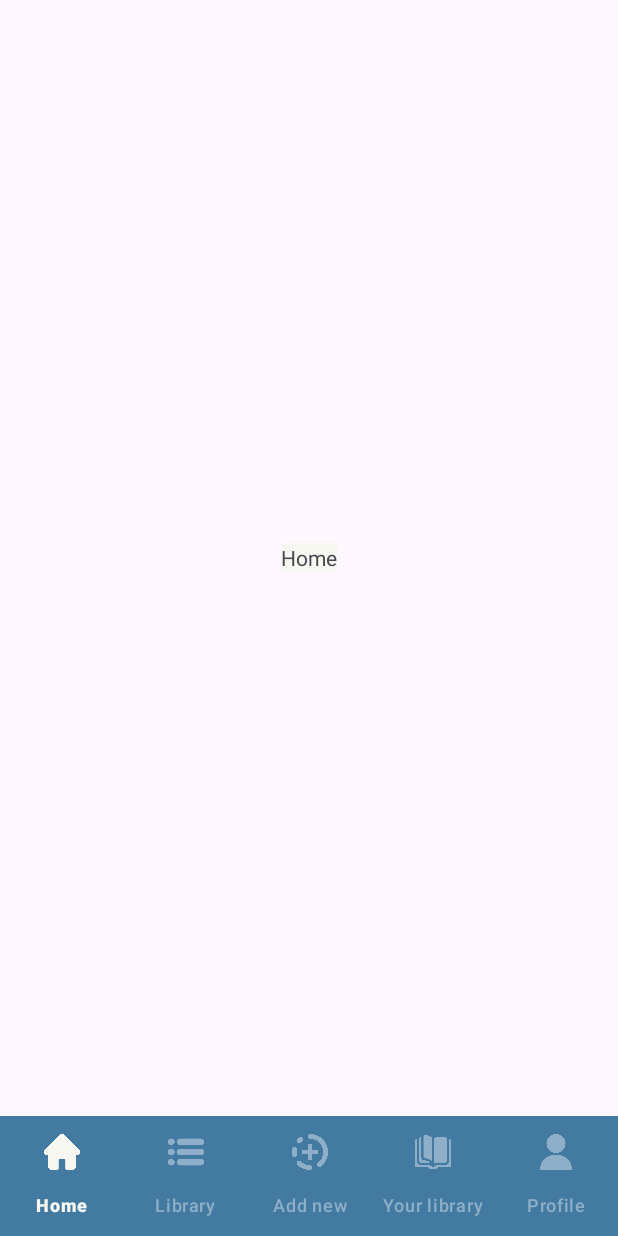
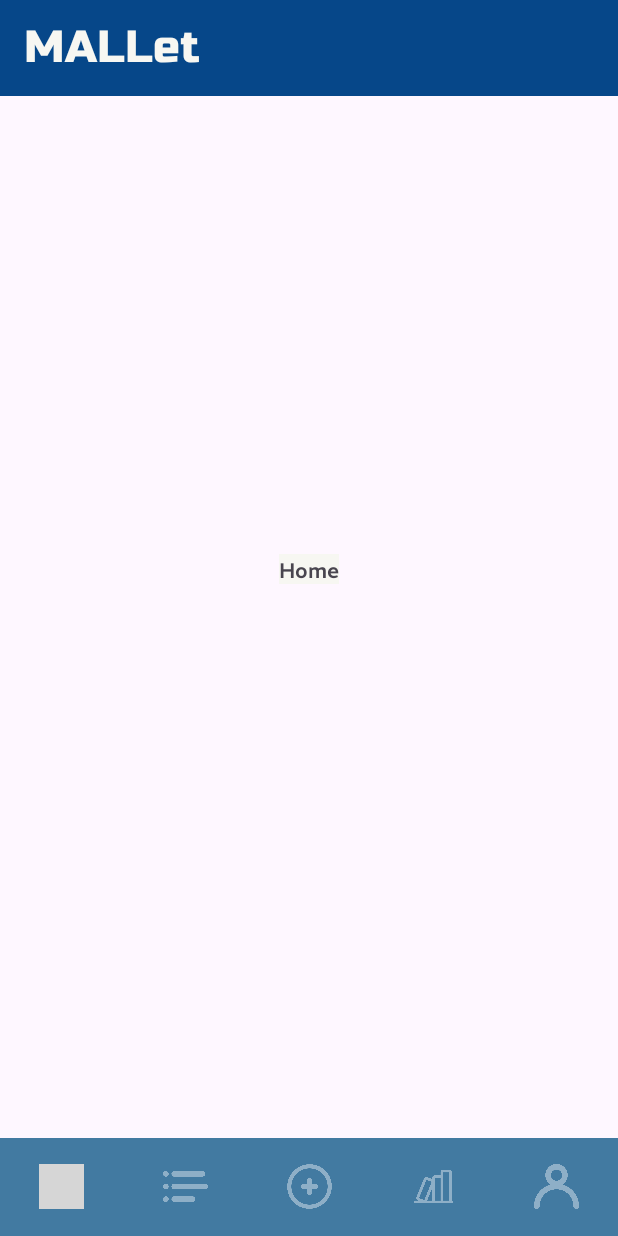
Before and after one commit to nikosiz/MALLet, an Android app: the screen it shows after launch (MainActivity), on a phone screen of 412 x 824 dp. Run offline under Robolectric (Android 15) with nearby library versions, the phone set to English and light mode, and no system bars; grey boxes are pictures that could not be loaded.

Commit message:
Updated bottom navigation bar Created first version of the top bar

```diff
--- a/app/src/main/java/com/example/mallet/MainActivity.java
+++ b/app/src/main/java/com/example/mallet/MainActivity.java
@@ -54,8 +54,8 @@ public class MainActivity extends AppCompatActivity {
     private void replaceFragment(Fragment fragment) {
         FragmentManager fragmentManager = getSupportFragmentManager();
         FragmentTransaction fragmentTransaction = fragmentManager.beginTransaction();
-        // Replace the fragment in the bottom_navigation_frame_layout container with the new fragment
-        fragmentTransaction.replace(R.id.bottom_navigation_frame_layout, fragment);
+        // Replace the fragment in the main_activity_frame_layout container with the new fragment
+        fragmentTransaction.replace(R.id.main_activity_frame_layout, fragment);
         fragmentTransaction.commit();
     }
 
--- a/app/src/main/res/layout/activity_main.xml
+++ b/app/src/main/res/layout/activity_main.xml
@@ -7,7 +7,7 @@
     tools:context=".MainActivity">
 
     <FrameLayout
-        android:id="@+id/bottom_navigation_frame_layout"
+        android:id="@+id/main_activity_frame_layout"
         android:layout_width="0dp"
         android:layout_height="0dp"
         app:layout_constraintBottom_toTopOf="@+id/bottomNavigationView"
@@ -18,13 +18,14 @@
     <com.google.android.material.bottomnavigation.BottomNavigationView
         android:id="@+id/bottomNavigationView"
         android:layout_width="match_parent"
-        android:layout_height="wrap_content"
+        android:layout_height="65dp"
         android:background="@color/secondary_blue_dark"
         app:itemActiveIndicatorStyle="@android:color/transparent"
+        app:itemIconSize="30dp"
         app:itemIconTint="@color/bottom_nav_icons"
         app:itemRippleColor="@color/secondary_blue"
         app:itemTextColor="@color/bottom_nav_icons"
-        app:labelVisibilityMode="labeled"
+        app:labelVisibilityMode="unlabeled"
         app:layout_constraintBottom_toBottomOf="parent"
         app:layout_constraintEnd_toEndOf="parent"
         app:layout_constraintHorizontal_bias="0.0"
--- a/app/src/main/res/layout/fragment_home.xml
+++ b/app/src/main/res/layout/fragment_home.xml
@@ -5,12 +5,31 @@
     android:layout_height="match_parent"
     tools:context=".HomeFragment">
 
-    <!-- TODO: Update blank fragment layout -->
-    <TextView
-        android:layout_width="wrap_content"
+    <androidx.appcompat.widget.Toolbar
+        android:id="@+id/toolbar"
+        android:layout_width="match_parent"
         android:layout_height="wrap_content"
-        android:layout_gravity="center"
-        android:background="@color/white"
-        android:text="Home" />
+        android:background="@color/primary_blue">
 
+        <TextView
+            android:layout_width="match_parent"
+            android:layout_height="wrap_content"
+            android:fontFamily="@font/russo_one_regular"
+            android:text="MALLet"
+            android:textColor="@color/white"
+            android:textSize="30dp" />
+    </androidx.appcompat.widget.Toolbar>
+
+    <FrameLayout
+        android:layout_width="match_parent"
+        android:layout_height="match_parent">
+
+        <!-- TODO: Update blank fragment layout -->
+        <TextView
+            android:layout_width="wrap_content"
+            android:layout_height="wrap_content"
+            android:layout_gravity="center"
+            android:background="@color/white"
+            android:text="Home" />
+    </FrameLayout>
 </FrameLayout>
--- a/app/src/main/res/menu/bottom_nav_menu.xml
+++ b/app/src/main/res/menu/bottom_nav_menu.xml
@@ -5,7 +5,7 @@
         android:id="@+id/bottom_nav_home"
         android:layout_width="wrap_content"
         android:layout_height="wrap_content"
-        android:icon="@drawable/ic_home_filled"
+        android:icon="@drawable/ic_home"
         android:title="Home" />
     <item
         android:id="@+id/bottom_nav_library"
--- /dev/null
+++ b/app/src/main/res/menu/top_menu.xml
@@ -0,0 +1,4 @@
+<?xml version="1.0" encoding="utf-8"?>
+<menu xmlns:android="http://schemas.android.com/apk/res/android">
+
+</menu>
--- a/app/src/main/res/values-night/themes.xml
+++ b/app/src/main/res/values-night/themes.xml
@@ -3,5 +3,15 @@
     <style name="Base.Theme.MALLet" parent="Theme.Material3.DayNight.NoActionBar">
         <!-- Customize your dark theme here. -->
         <!-- <item name="colorPrimary">@color/my_dark_primary</item> -->
+        <item name="android:statusBarColor">@color/primary_blue</item>
+
+    </style>
+
+    <style name="SplashTheme" parent="Theme.MaterialComponents.Light.NoActionBar">
+        <item name="android:windowBackground">@drawable/splash_background</item>
+        <item name="colorPrimary">@color/primary_blue</item>
+        <item name="colorPrimaryDark">@color/secondary_blue_dark</item>
+        <item name="colorAccent">@color/red</item>
+        <item name="android:statusBarColor">@color/primary_blue</item>
     </style>
 </resources>
--- a/app/src/main/res/values/themes.xml
+++ b/app/src/main/res/values/themes.xml
@@ -3,6 +3,8 @@
     <style name="Base.Theme.MALLet" parent="Theme.Material3.DayNight.NoActionBar">
         <!-- Customize your light theme here. -->
         <!-- <item name="colorPrimary">@color/my_light_primary</item> -->
+        <item name="android:fontFamily">@font/rem_variable</item>
+        <item name="android:statusBarColor">@color/primary_blue</item>
     </style>
 
     <style name="Theme.MALLet" parent="Base.Theme.MALLet" />
@@ -12,6 +14,6 @@
         <item name="colorPrimary">@color/primary_blue</item>
         <item name="colorPrimaryDark">@color/secondary_blue_dark</item>
         <item name="colorAccent">@color/red</item>
-        <item name="android:statusBarColor">@color/red</item>
+        <item name="android:statusBarColor">@color/primary_blue</item>
     </style>
 </resources>
```
Also changed, not shown: app/src/main/res/drawable/ic_add.png, app/src/main/res/drawable/ic_library.png, app/src/main/res/drawable/ic_profile.png, app/src/main/res/drawable/ic_your_library.png.
